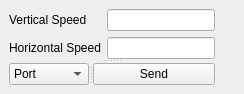
First picture: the form in controller.ui, repository RagaiAhmed/JoystickController, before the edit.
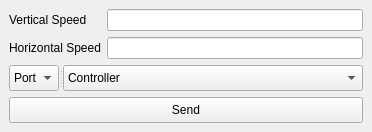
Second picture: the form after the edit.

Patch:
```diff
--- a/controller.ui
+++ b/controller.ui
@@ -9,21 +9,18 @@
    <rect>
     <x>0</x>
     <y>0</y>
-    <width>244</width>
-    <height>94</height>
+    <width>316</width>
+    <height>132</height>
    </rect>
   </property>
   <property name="windowTitle">
    <string>Controller</string>
   </property>
   <widget class="QWidget" name="centralwidget">
-   <layout class="QFormLayout" name="formLayout_2">
-    <item row="0" column="0">
-     <widget class="QSplitter" name="splitter_2">
-      <property name="orientation">
-       <enum>Qt::Vertical</enum>
-      </property>
-      <widget class="QWidget" name="">
+   <layout class="QHBoxLayout" name="horizontalLayout">
+    <item>
+     <layout class="QVBoxLayout" name="verticalLayout">
+      <item>
        <layout class="QFormLayout" name="formLayout">
         <item row="0" column="0">
          <widget class="QLabel" name="VLabel">
@@ -46,12 +43,19 @@
          <widget class="QLineEdit" name="HLineEdit"/>
         </item>
        </layout>
-      </widget>
+      </item>
+      <item>
       <widget class="QSplitter" name="splitter">
        <property name="orientation">
         <enum>Qt::Horizontal</enum>
        </property>
        <widget class="QComboBox" name="portList">
+         <property name="minimumSize">
+          <size>
+           <width>50</width>
+           <height>0</height>
+          </size>
+         </property>
         <property name="layoutDirection">
          <enum>Qt::LeftToRight</enum>
         </property>
@@ -70,6 +74,40 @@
          </property>
         </item>
        </widget>
+        <widget class="QComboBox" name="controllerList">
+         <property name="sizePolicy">
+          <sizepolicy hsizetype="Preferred" vsizetype="Fixed">
+           <horstretch>0</horstretch>
+           <verstretch>0</verstretch>
+          </sizepolicy>
+         </property>
+         <property name="minimumSize">
+          <size>
+           <width>300</width>
+           <height>0</height>
+          </size>
+         </property>
+         <property name="layoutDirection">
+          <enum>Qt::LeftToRight</enum>
+         </property>
+         <property name="autoFillBackground">
+          <bool>false</bool>
+         </property>
+         <property name="editable">
+          <bool>false</bool>
+         </property>
+         <property name="currentText">
+          <string>Controller</string>
+         </property>
+         <item>
+          <property name="text">
+           <string>Controller</string>
+          </property>
+         </item>
+        </widget>
+       </widget>
+      </item>
+      <item>
        <widget class="QPushButton" name="submitButton">
         <property name="sizePolicy">
          <sizepolicy hsizetype="Minimum" vsizetype="Minimum">
@@ -81,8 +119,8 @@
          <string>Send</string>
         </property>
        </widget>
-      </widget>
-     </widget>
+      </item>
+     </layout>
     </item>
    </layout>
   </widget>
```
Lines whose indentation alone changed are shown as unchanged.
